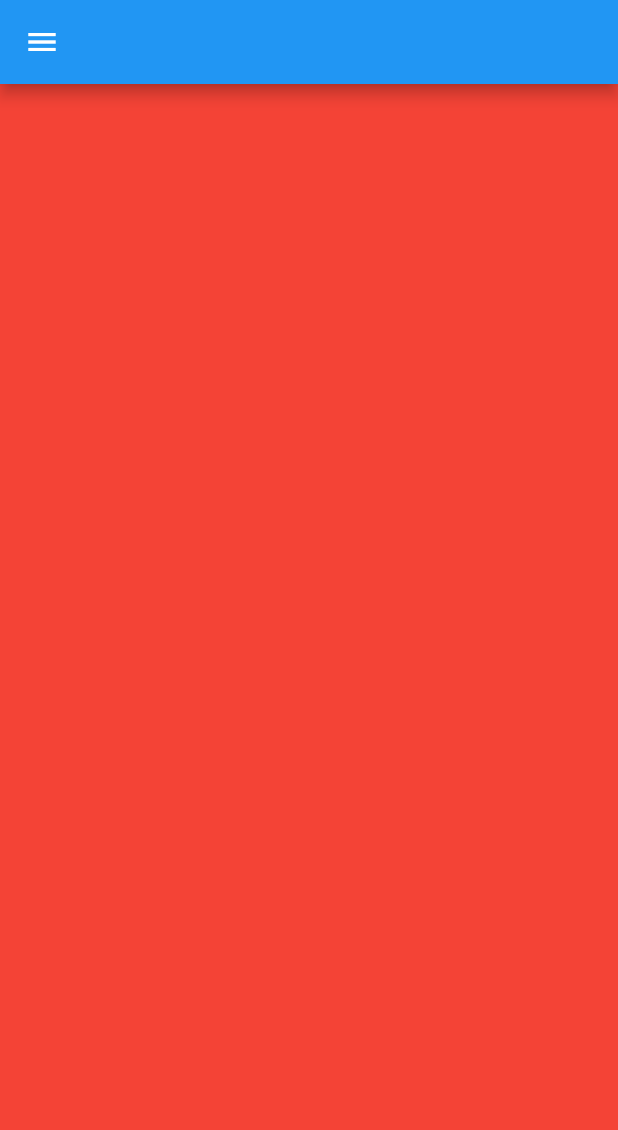
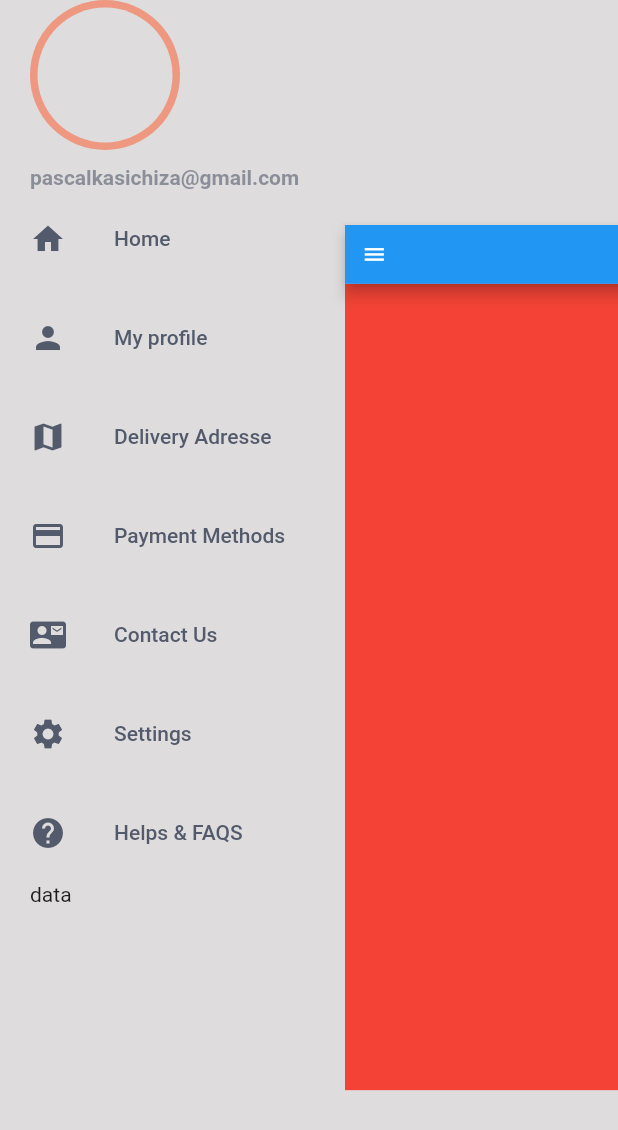
Before and after one commit to chizakasipascal/Delicious, a Flutter app: the screen it shows after launch, on a phone screen of 412 x 824 dp. Shown: the top 1130 px of the screen. Run offline on Flutter 3.47's test engine with Material 2 defaults, Android fonts, the phone set to English and light mode, and no system bars.

Commit message:
Customer drawer , creation partiel

```diff
--- a/lib/src/app.dart
+++ b/lib/src/app.dart
@@ -1,3 +1,4 @@
+import 'package:bonappetit/src/utils/colors.dart';
 import 'package:bonappetit/src/views/screens/home.dart';
 import 'package:flutter/material.dart';
 import 'package:flutter/services.dart';
@@ -12,9 +13,9 @@ class BonAppetit extends StatelessWidget {
     SystemChrome.setPreferredOrientations([
       DeviceOrientation.portraitUp,
     ]);
-    SystemChrome.setSystemUIOverlayStyle(SystemUiOverlayStyle(
+    SystemChrome.setSystemUIOverlayStyle(const SystemUiOverlayStyle(
       systemNavigationBarColor: Colors.transparent, // navigation bar color
-      statusBarColor: themeData.primaryColor, // status bar color
+      statusBarColor: kWhiteGreyColor, // status bar color
     ));
 
     return MaterialApp(
--- a/lib/src/data/drawerItemsData.dart
+++ b/lib/src/data/drawerItemsData.dart
@@ -1,13 +1,17 @@
 import 'package:bonappetit/src/models/models.dart';
+import 'package:flutter/material.dart';
 
 class DrawerData {
-  static const home = DrawerItems(title: "Home");
-  static const explore = DrawerItems(title: "My profile");
-  static const favorite = DrawerItems(title: "Delivery Adresse");
-  static const messages = DrawerItems(title: "Payment Methods");
-  static const profile = DrawerItems(title: "Contact Us");
-  static const settings = DrawerItems(title: "Settings");
-  static const logout = DrawerItems(title: "Helps & FAQS");
+  static const home = DrawerItems(title: "Home", icon: Icons.home);
+  static const explore = DrawerItems(title: "My profile", icon: Icons.person);
+  static const favorite =
+      DrawerItems(title: "Delivery Adresse", icon: Icons.map);
+  static const messages =
+      DrawerItems(title: "Payment Methods", icon: Icons.payment);
+  static const profile =
+      DrawerItems(title: "Contact Us", icon: Icons.contact_mail);
+  static const settings = DrawerItems(title: "Settings", icon: Icons.settings);
+  static const logout = DrawerItems(title: "Helps & FAQS", icon: Icons.help);
   static final List<DrawerItems> all = [
     home,
     explore,
--- a/lib/src/models/drawerItmes.dart
+++ b/lib/src/models/drawerItmes.dart
@@ -1,10 +1,8 @@
+import 'package:flutter/material.dart';
+
 class DrawerItems {
-  final String title;
-  // final IconData icon;
+  final String? title;
+  final IconData? icon;
 
-  const DrawerItems({
-    required this.title,
-
-    // required this.icon
-  }) : super();
+  const DrawerItems({this.title, this.icon}) : super();
 }
--- a/lib/src/views/screens/home.dart
+++ b/lib/src/views/screens/home.dart
@@ -13,22 +13,23 @@ class Home extends StatefulWidget {
 class _HomeState extends State<Home> {
   double xOffset = 0;
   double yOffset = 0;
-
+  double xscaleFactory = 0;
   @override
   void initState() {
-    closeDrawer();
+    openDrawer();
     super.initState();
   }
 
   void openDrawer() => setState(() {
-        print("object");
         xOffset = 230;
         yOffset = 150;
+        xscaleFactory = 0.7;
       });
 
   void closeDrawer() => setState(() {
         xOffset = 0;
         yOffset = 0;
+        xscaleFactory = 1;
       });
   @override
   Widget build(BuildContext context) {
@@ -36,15 +37,14 @@ class _HomeState extends State<Home> {
       backgroundColor: kWhiteGreyColor,
       body: Stack(
         children: [
-          SafeArea(
-            child: buildDrawer(),
-          ),
+          SafeArea(child: buildDrawer()),
           GestureDetector(
             onTap: closeDrawer,
             child: AnimatedContainer(
               duration: const Duration(milliseconds: 2500),
               child: Container(
-                transform: Matrix4.translationValues(xOffset, yOffset, 0),
+                transform: Matrix4.translationValues(xOffset, yOffset, 0)
+                  ..scale(xscaleFactory),
                 child: DelicousHome(onClicked: openDrawer),
               ),
             ),
@@ -58,7 +58,7 @@ class _HomeState extends State<Home> {
 }
 
 class DelicousHome extends StatelessWidget {
-  final VoidCallback onClicked;
+  final Function onClicked;
   const DelicousHome({Key? key, required this.onClicked}) : super(key: key);
 
   @override
--- a/lib/src/views/widgets/customerDrawer.dart
+++ b/lib/src/views/widgets/customerDrawer.dart
@@ -8,8 +8,45 @@ class CustomerDrawer extends StatelessWidget {
   @override
   Widget build(BuildContext context) => SingleChildScrollView(
         child: Column(
+          crossAxisAlignment: CrossAxisAlignment.start,
           children: [
+            Padding(
+              padding: const EdgeInsets.only(left: 20.0),
+              child: Align(
+                alignment: Alignment.topLeft,
+                child: Column(
+                  crossAxisAlignment: CrossAxisAlignment.start,
+                  children: [
+                    SizedBox(
+                      height: 100.0,
+                      width: 100.0,
+                      child: CircleAvatar(
+                        backgroundColor: KPrimary.withOpacity(.5),
+                        child: const SizedBox(
+                          height: 90.0,
+                          width: 90.0,
+                          child: CircleAvatar(
+                            backgroundColor: kWhiteGreyColor,
+                          ),
+                        ),
+                      ),
+                    ),
+                    const SizedBox(height: 10.0),
+                    Text(
+                      "pascalkasichiza@gmail.com",
+                      style: Theme.of(context).textTheme.bodyText2?.copyWith(
+                          color: kGreyColor.withOpacity(.6),
+                          fontWeight: FontWeight.bold),
+                    ),
+                  ],
+                ),
+              ),
+            ),
             builDrawerItems(context),
+            const Padding(
+              padding: EdgeInsets.only(left: 20.0),
+              child: Text("data"),
+            )
           ],
         ),
       );
@@ -17,9 +54,14 @@ class CustomerDrawer extends StatelessWidget {
         children: DrawerData.all
             .map(
               (e) => ListTile(
-                contentPadding: const EdgeInsets.symmetric(horizontal: 5),
+                contentPadding:
+                    const EdgeInsets.symmetric(horizontal: 20.0, vertical: 5.0),
+                leading: Icon(
+                  e.icon,
+                  color: kGreyColor,
+                ),
                 title: Text(
-                  e.title,
+                  "${e.title}",
                   style: Theme.of(context)
                       .textTheme
                       .bodyText1
```
